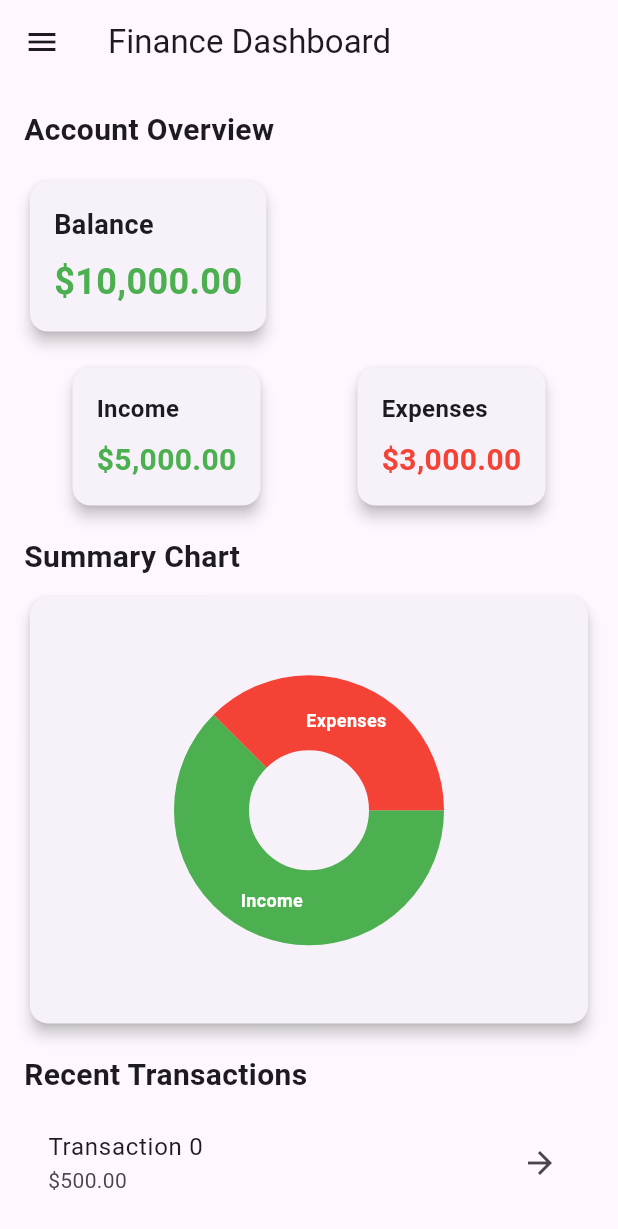
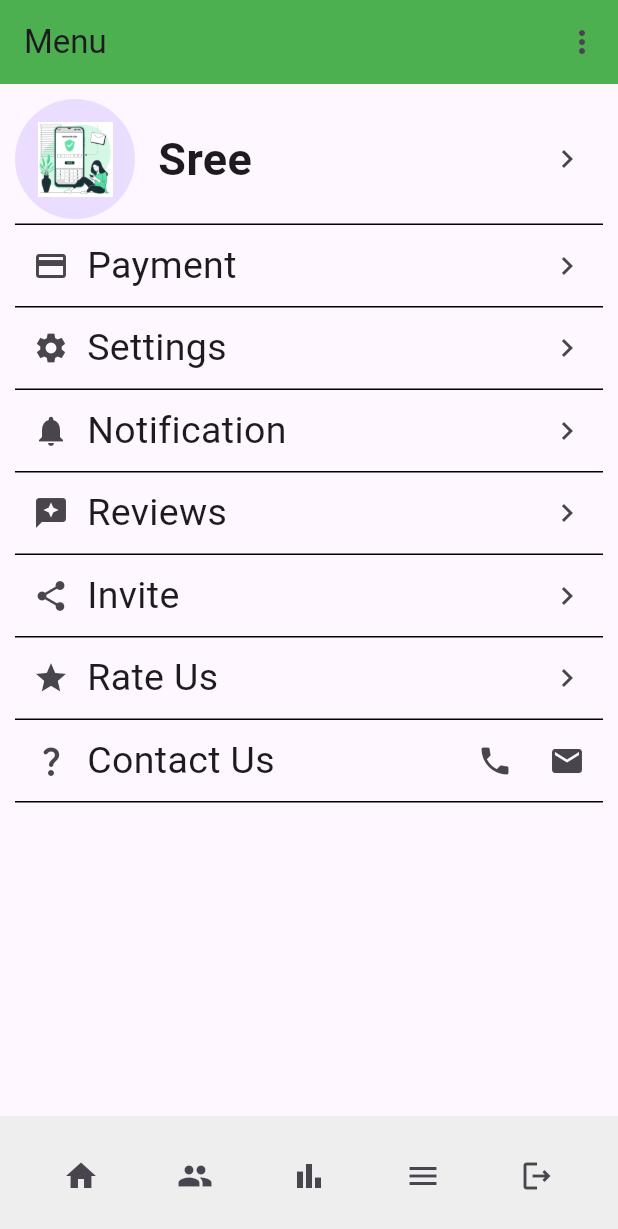
Before and after one commit to achiit/daily_finance, a Flutter app: the HomeScreen screen opened by its route, after a tap on "Save Profile", on a phone screen of 412 x 824 dp. Shown: the top 1229 px of the screen. Run offline on Flutter 3.47's test engine with Material 3 defaults, Android fonts, the light colour scheme and no system bars; drawn by our look-alikes of fl_chart; our stand-ins replace firebase_auth, firebase_core, image_picker, pinput; accounts and stored records are empty.

Commit message:
menu and borrowers screen completed

```diff
--- a/lib/dashboard.dart
+++ /dev/null
@@ -1,196 +0,0 @@
-import 'package:flutter/material.dart';
-import 'package:fl_chart/fl_chart.dart';
-
-
-class MyApp extends StatelessWidget {
-  @override
-  Widget build(BuildContext context) {
-    return MaterialApp(
-      title: 'Finance Dashboard',
-      theme: ThemeData(
-        primarySwatch: Colors.blue,
-      ),
-      home: DashboardScreen(),
-    );
-  }
-}
-
-class DashboardScreen extends StatelessWidget {
-  @override
-  Widget build(BuildContext context) {
-    return Scaffold(
-      appBar: AppBar(
-        title: Text('Finance Dashboard'),
-      ),
-      drawer: Drawer(
-        child: ListView(
-          children: [
-            ListTile(
-              title: Text('Home'),
-              onTap: () {
-                Navigator.pop(context);
-              },
-            ),
-            ListTile(
-              title: Text('Transactions'),
-              onTap: () {
-                // Add navigation to transactions page
-              },
-            ),
-            // Add more items for different sections
-          ],
-        ),
-      ),
-      body: Padding(
-        padding: EdgeInsets.all(16.0),
-        child: Column(
-          crossAxisAlignment: CrossAxisAlignment.start,
-          children: [
-            Text(
-              'Account Overview',
-              style: TextStyle(
-                fontSize: 20,
-                fontWeight: FontWeight.bold,
-              ),
-            ),
-            SizedBox(height: 16),
-            Card(
-              elevation: 4,
-              child: Padding(
-                padding: EdgeInsets.all(16.0),
-                child: Column(
-                  crossAxisAlignment: CrossAxisAlignment.start,
-                  children: [
-                    Text(
-                      'Balance',
-                      style: TextStyle(
-                        fontSize: 18,
-                        fontWeight: FontWeight.bold,
-                      ),
-                    ),
-                    SizedBox(height: 8),
-                    Text(
-                      '\$10,000.00',
-                      style: TextStyle(
-                        fontSize: 24,
-                        color: Colors.green,
-                        fontWeight: FontWeight.bold,
-                      ),
-                    ),
-                  ],
-                ),
-              ),
-            ),
-            SizedBox(height: 16),
-            Row(
-              mainAxisAlignment: MainAxisAlignment.spaceAround,
-              children: [
-                _buildSummaryCard('Income', '\$5,000.00', Colors.green),
-                _buildSummaryCard('Expenses', '\$3,000.00', Colors.red),
-              ],
-            ),
-            SizedBox(height: 16),
-            Text(
-              'Summary Chart',
-              style: TextStyle(
-                fontSize: 20,
-                fontWeight: FontWeight.bold,
-              ),
-            ),
-            SizedBox(height: 8),
-            AspectRatio(
-              aspectRatio: 1.3,
-              child: Card(
-                elevation: 4,
-                child: Padding(
-                  padding: const EdgeInsets.all(16.0),
-                  child: PieChart(
-                    PieChartData(
-                      sectionsSpace: 0,
-                      centerSpaceRadius: 40,
-                      sections: [
-                        PieChartSectionData(
-                          color: Colors.green,
-                          value: 5000,
-                          title: 'Income',
-                          radius: 50,
-                          titleStyle: TextStyle(
-                            fontSize: 12,
-                            fontWeight: FontWeight.bold,
-                            color: const Color(0xffffffff),
-                          ),
-                        ),
-                        PieChartSectionData(
-                          color: Colors.red,
-                          value: 3000,
-                          title: 'Expenses',
-                          radius: 50,
-                          titleStyle: TextStyle(
-                            fontSize: 12,
-                            fontWeight: FontWeight.bold,
-                            color: const Color(0xffffffff),
-                          ),
-                        ),
-                      ],
-                    ),
-                  ),
-                ),
-              ),
-            ),
-            SizedBox(height: 16),
-            Text(
-              'Recent Transactions',
-              style: TextStyle(
-                fontSize: 20,
-                fontWeight: FontWeight.bold,
-              ),
-            ),
-            SizedBox(height: 8),
-            Expanded(
-              child: ListView.builder(
-                itemCount: 5,
-                itemBuilder: (context, index) {
-                  return ListTile(
-                    title: Text('Transaction $index'),
-                    subtitle: Text('\$500.00'),
-                    trailing: Icon(Icons.arrow_forward),
-                  );
-                },
-              ),
-            ),
-          ],
-        ),
-      ),
-    );
-  }
-
-  Widget _buildSummaryCard(String title, String value, Color color) {
-    return Card(
-      elevation: 4,
-      child: Padding(
-        padding: EdgeInsets.all(16.0),
-        child: Column(
-          crossAxisAlignment: CrossAxisAlignment.start,
-          children: [
-            Text(
-              title,
-              style: TextStyle(
-                fontSize: 16,
-                fontWeight: FontWeight.bold,
-              ),
-            ),
-            SizedBox(height: 8),
-            Text(
-              value,
-              style: TextStyle(
-                fontSize: 20,
-                color: color,
-                fontWeight: FontWeight.bold,
-              ),
-            ),
-          ],
-        ),
-      ),
-    );
-  }
-}
--- a/lib/login.dart
+++ b/lib/login.dart
@@ -1,6 +1,3 @@
-import 'package:app8/otp_screen.dart';
-import 'package:firebase_auth/firebase_auth.dart';
-import 'package:firebase_core/firebase_core.dart';
 import 'package:flutter/material.dart';
 
 class MyPhone extends StatefulWidget {
--- a/lib/main.dart
+++ b/lib/main.dart
@@ -1,5 +1,5 @@
-import 'package:app8/dashboard.dart';
 import 'package:app8/login.dart';
+import 'package:app8/menu.dart';
 import 'package:app8/otp_screen.dart';
 import 'package:app8/profile.dart';
 import 'package:firebase_auth/firebase_auth.dart';
@@ -26,7 +26,7 @@ Future<void> main() async {
       'phone': (context) => MyPhone(),
       'verify': (context) => MyVerify(),
       'home': (context) => HomeScreen(),
-      'dashboard': (context) => DashboardScreen(),
+      'menu': (context) => Menu(),
 
 
     },
--- /dev/null
+++ b/lib/menu.dart
@@ -0,0 +1,274 @@
+import 'package:app8/borrowers.dart';
+import 'package:flutter/material.dart';
+
+class Menu extends StatefulWidget {
+  const Menu({Key? key}) : super(key: key);
+
+  @override
+  State<Menu> createState() => _MenuState();
+}
+
+class _MenuState extends State<Menu> {
+  @override
+  Widget build(BuildContext context) {
+    return MaterialApp(
+      home: Scaffold(
+        appBar: AppBar(
+          backgroundColor: Colors.green,
+          title: const Text('Menu'),
+          actions: [
+            IconButton(
+              onPressed: () {},
+              icon: const Icon(Icons.more_vert),
+            ),
+          ],
+        ),
+        body: SafeArea(
+          child: SingleChildScrollView(
+            child: Center(
+              child: Padding(
+                padding: const EdgeInsets.all(10.0),
+                child: Column(
+                  children: [
+                    Row(
+                      mainAxisAlignment: MainAxisAlignment.spaceBetween,
+                      children: [
+                        Row(
+                          children: [
+                            CircleAvatar(
+                              radius: 40,
+                              child: Image.asset(
+                                "assets/6325251.jpg",
+                                height: 50,
+                                width: 50,
+                              ),
+                            ),
+                            const Text('  Sree',
+                                style: TextStyle(
+                                    fontSize: 30, fontWeight: FontWeight.bold)),
+                          ],
+                        ),
+                        IconButton(
+                            onPressed: () {},
+                            icon: const Icon(Icons.keyboard_arrow_right))
+                      ],
+                    ),
+                    const Divider(
+                      height: 7,
+                      color: Colors.black,
+                    ),
+                    Row(
+                      mainAxisAlignment: MainAxisAlignment.spaceBetween,
+                      children: [
+                        Row(
+                          children: [
+                            IconButton(
+                                onPressed: () {},
+                                icon: const Icon(Icons.payment)),
+                            const Text(
+                              'Payment',
+                              style: TextStyle(fontSize: 25),
+                            ),
+                          ],
+                        ),
+                        IconButton(
+                            onPressed: () {},
+                            icon: const Icon(Icons.keyboard_arrow_right)),
+                      ],
+                    ),
+                    const Divider(
+                      height: 7,
+                      color: Colors.black,
+                    ),
+                    Row(
+                      mainAxisAlignment: MainAxisAlignment.spaceBetween,
+                      children: [
+                        Row(
+                          children: [
+                            IconButton(
+                                onPressed: () {},
+                                icon: const Icon(Icons.settings)),
+                            const Text(
+                              'Settings',
+                              style: TextStyle(fontSize: 25),
+                            ),
+                          ],
+                        ),
+                        IconButton(
+                            onPressed: () {},
+                            icon: const Icon(Icons.keyboard_arrow_right)),
+                      ],
+                    ),
+                    const Divider(
+                     height: 7,
+                      color: Colors.black,
+                    ),
+                    Row(
+                      mainAxisAlignment: MainAxisAlignment.spaceBetween,
+                      children: [
+                        Row(
+                          children: [
+                            IconButton(
+                                onPressed: () {},
+                                icon: const Icon(Icons.notifications)),
+                            const Text(
+                              'Notification',
+                              style: TextStyle(fontSize: 25),
+                            ),
+                          ],
+                        ),
+                        IconButton(
+                            onPressed: () {},
+                            icon: const Icon(Icons.keyboard_arrow_right)),
+                      ],
+                    ),
+                    const Divider(
+                    height: 7,
+                      color: Colors.black,
+                    ),
+                    Row(
+                      mainAxisAlignment: MainAxisAlignment.spaceBetween,
+                      children: [
+                        Row(
+                          children: [
+                            IconButton(
+                                onPressed: () {},
+                                icon: const Icon(Icons.reviews)),
+                            const Text(
+                              'Reviews',
+                              style: TextStyle(fontSize: 25),
+                            ),
+                          ],
+                        ),
+                        IconButton(
+                            onPressed: () {},
+                            icon: const Icon(Icons.keyboard_arrow_right)),
+                      ],
+                    ),
+                    const Divider(
+                     height: 7,
+                      color: Colors.black,
+                    ),
+                    Row(
+                      mainAxisAlignment: MainAxisAlignment.spaceBetween,
+                      children: [
+                        Row(
+                          children: [
+                            IconButton(
+                                onPressed: () {},
+                                icon: const Icon(Icons.share)),
+                            const Text(
+                              'Invite',
+                              style: TextStyle(fontSize: 25),
+                            ),
+                          ],
+                        ),
+                        IconButton(
+                            onPressed: () {},
+                            icon: const Icon(Icons.keyboard_arrow_right)),
+                      ],
+                    ),
+                    const Divider(
+                     height: 7,
+                      color: Colors.black,
+                    ),
+                    Row(
+                      mainAxisAlignment: MainAxisAlignment.spaceBetween,
+                      children: [
+                        Row(
+                          children: [
+                            IconButton(
+                                onPressed: () {},
+                                icon: const Icon(Icons.star)),
+                            const Text(
+                              'Rate Us',
+                              style: TextStyle(fontSize: 25),
+                            ),
+                          ],
+                        ),
+                        IconButton(
+                            onPressed: () {},
+                            icon: const Icon(Icons.keyboard_arrow_right)),
+                      ],
+                    ),
+                    const Divider(
+                     height: 7,
+                      color: Colors.black,
+                    ),
+                    Row(
+                      mainAxisAlignment: MainAxisAlignment.spaceBetween,
+                      children: [
+                        Row(
+                          children: [
+                            IconButton(
+                                onPressed: () {},
+                                icon: const Icon(Icons.question_mark_rounded)),
+                            const Text(
+                              'Contact Us',
+                              style: TextStyle(fontSize: 25),
+                            ),
+                          ],
+                        ),
+                        Row(
+                          children: [
+                            IconButton(
+                                onPressed: () {},
+                                icon: const Icon(Icons.phone)),
+                                IconButton(
+                            onPressed: () {},
+                            icon: const Icon(Icons.mail)),
+                          ],
+                        ),
+
+                      ],
+                    ),
+                    const Divider(
+                     height: 7,
+                      color: Colors.black,
+                    ),
+                  ],
+                ),
+              ),
+            ),
+          ),
+        ),
+        bottomNavigationBar: BottomAppBar(
+          color: Colors.grey[200],
+          child: Row(
+            mainAxisAlignment: MainAxisAlignment.spaceAround,
+            children: [
+              IconButton(
+                icon: Icon(Icons.home),
+                onPressed: () {},
+              ),
+              IconButton(
+                icon: Icon(Icons.people),
+                onPressed: () {
+                  Navigator.push(
+            context,
+            MaterialPageRoute(builder: (context) =>  Borrower()));
+                },
+              ),
+              IconButton(
+                icon: Icon(Icons.bar_chart),
+                onPressed: () {},
+              ),
+              IconButton(
+                icon: Icon(Icons.menu),
+                onPressed: () {},
+              ),
+              IconButton(
+                icon: Icon(Icons.logout_outlined),
+                onPressed: () {},
+              ),
+            ],
+          ),
+        ),
+      ),
+    );
+  }
+}
+
+void main() {
+  runApp(Menu());
+}
--- a/lib/otp_screen.dart
+++ b/lib/otp_screen.dart
@@ -1,9 +1,5 @@
-import 'package:app8/login.dart';
 import 'package:firebase_auth/firebase_auth.dart';
-import 'package:firebase_core/firebase_core.dart';
 import 'package:flutter/material.dart';
-import 'package:flutter/src/widgets/framework.dart';
-import 'package:flutter/src/widgets/placeholder.dart';
 import 'package:pinput/pinput.dart';
 
 class MyVerify extends StatefulWidget {
--- a/lib/profile.dart
+++ b/lib/profile.dart
@@ -184,7 +184,7 @@ class _HomeScreenState extends State<HomeScreen> {
                   // Save Profile Button
                   ElevatedButton(
                     onPressed:(){
-                    Navigator.pushNamed(context, "dashboard");
+                    Navigator.pushNamed(context, "menu");
 
                     },
                     child: Text('Save Profile'),
--- a/pubspec.yaml
+++ b/pubspec.yaml
@@ -41,6 +41,7 @@ dependencies:
   pinput: ^2.2.31
   image_picker: ^1.0.5 # Add this line for the image_picker package
   fl_chart: ^0.40.0 # Make sure to check for the latest version on pub.dev
+  flutter_svg: ^2.0.9
 
 
 dev_dependencies:
```
Also changed, not shown: lib/borrowers.dart (added, +187 -0 lines), assets/images.jpg (added), pubspec.lock, 1 other file.
